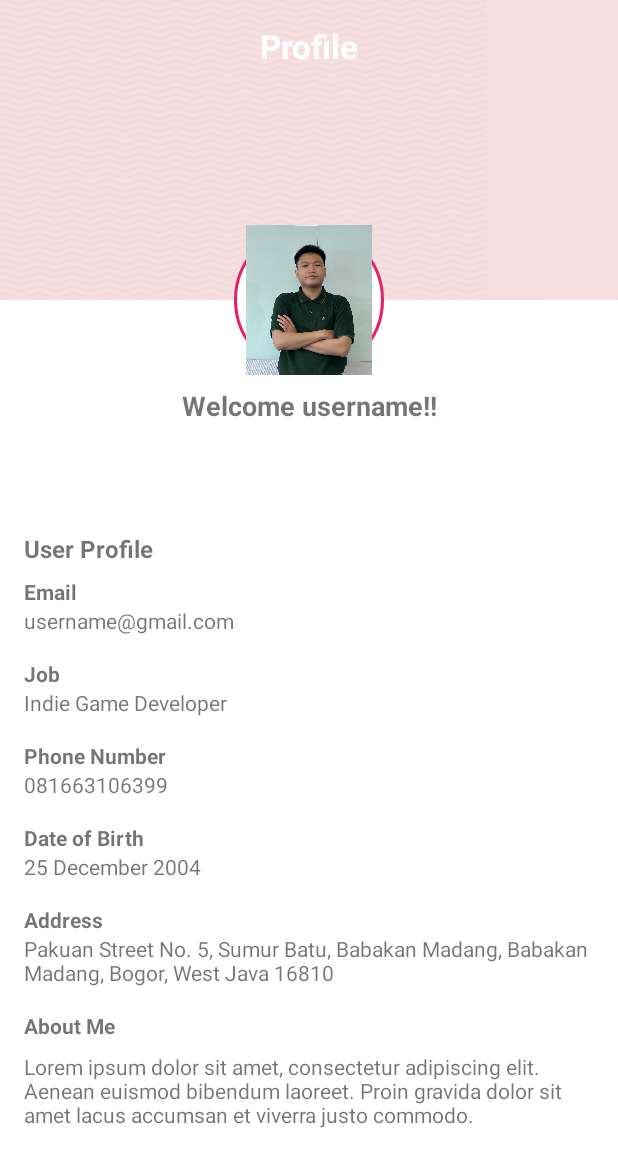
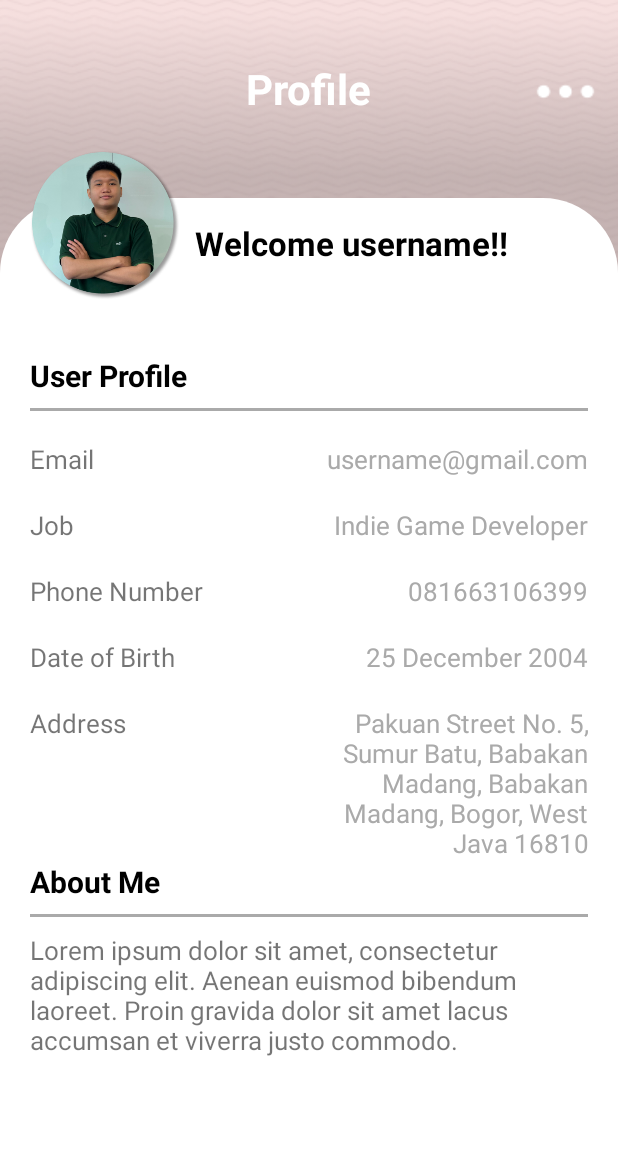
Before and after one commit to ZivFerdinand/AX_For_Asset_Android, an Android app: the ProfileActivity screen opened directly, with no data from a screen before it, on a phone screen of 412 x 824 dp. Shown: the top 1167 px of the screen. Run offline under Robolectric (Android 15) with nearby library versions, the phone set to English and light mode, and no system bars.

Commit message:
Update UI Profile Page

```diff
--- a/app/src/main/java/com/example/axforasset/Home.java
+++ b/app/src/main/java/com/example/axforasset/Home.java
@@ -7,9 +7,11 @@ import androidx.viewpager2.widget.CompositePageTransformer;
 import androidx.viewpager2.widget.MarginPageTransformer;
 import androidx.viewpager2.widget.ViewPager2;
 
+import android.content.Intent;
 import android.os.Bundle;
 import android.os.Handler;
 import android.view.View;
+import android.widget.Button;
 
 import java.util.ArrayList;
 import java.util.List;
@@ -17,6 +19,7 @@ import java.util.List;
 public class Home extends AppCompatActivity {
 
     ViewPager2 viewPager2;
+    Button profileButton;
     private Handler slideHandler = new Handler();
     @Override
     protected void onCreate(Bundle savedInstanceState) {
@@ -56,6 +59,14 @@ public class Home extends AppCompatActivity {
                 slideHandler.postDelayed(sliderRunnable, 3000);
             }
         });
+        profileButton=findViewById(R.id.profilebtn);
+        profileButton.setOnClickListener(
+                v -> {
+                    // Intent untuk berpindah ke LoginActivity
+                    Intent intent = new Intent(Home.this, ProfileActivity.class);
+                    startActivity(intent);
+                }
+        );
     }
 
     private Runnable sliderRunnable = new Runnable() {
--- a/app/src/main/res/drawable/circle_background.xml
+++ /dev/null
@@ -1,9 +0,0 @@
-<?xml version="1.0" encoding="utf-8"?>
-<shape xmlns:android="http://schemas.android.com/apk/res/android"
-    android:shape="oval">
-    <solid android:color="@android:color/white"/>
-
-    <stroke
-        android:width="2dp"
-        android:color="#E91E63"/>
-</shape>
--- /dev/null
+++ b/app/src/main/res/drawable/circular_image.xml
@@ -0,0 +1,7 @@
+<shape xmlns:android="http://schemas.android.com/apk/res/android">
+    <solid android:color="@android:color/transparent"/>
+    <corners android:radius="1000dp"/>
+    <stroke
+        android:width="2dp"
+        android:color="#FFFFFF"/>
+</shape>
--- /dev/null
+++ b/app/src/main/res/drawable/separator.xml
@@ -0,0 +1,6 @@
+<?xml version="1.0" encoding="utf-8"?>
+<shape xmlns:android="http://schemas.android.com/apk/res/android"
+    android:shape="rectangle">
+    <size android:height="2dp" />
+    <solid android:color="@android:color/darker_gray" />
+</shape>
--- a/app/src/main/res/layout/activity_home.xml
+++ b/app/src/main/res/layout/activity_home.xml
@@ -11,4 +11,13 @@
         android:layout_width="match_parent"
         android:layout_height="200dp"
         tools:ignore="MissingConstraints" />
+    <Button
+        android:layout_width="100dp"
+        android:layout_height="wrap_content"
+        android:text="Profile"
+        android:id="@+id/profilebtn"
+        app:layout_constraintTop_toTopOf="parent"
+        app:layout_constraintStart_toStartOf="parent"
+        app:layout_constraintEnd_toEndOf="parent"
+        android:layout_marginTop="16dp" />
 </androidx.constraintlayout.widget.ConstraintLayout>
--- a/app/src/main/res/layout/activity_profile.xml
+++ b/app/src/main/res/layout/activity_profile.xml
@@ -11,40 +11,57 @@
         android:id="@+id/backgroundView"
         android:layout_width="match_parent"
         android:layout_height="200dp"
-        android:background="@drawable/background_profile"
+        android:background="@drawable/background_image_profile"
         app:layout_constraintTop_toTopOf="parent"
         app:layout_constraintStart_toStartOf="parent"
-        app:layout_constraintEnd_toEndOf="parent"/>
+        app:layout_constraintEnd_toEndOf="parent" />
 
     <!-- Profile Title -->
+    <androidx.constraintlayout.widget.ConstraintLayout
+        android:layout_width="match_parent"
+        android:layout_height="wrap_content"
+        app:layout_constraintTop_toTopOf="parent"
+        app:layout_constraintStart_toStartOf="parent"
+        android:layout_marginTop="10dp">
         <TextView
             android:id="@+id/title"
             android:layout_width="wrap_content"
             android:layout_height="wrap_content"
             android:text="Profile"
             android:textStyle="bold"
-        android:textSize="22sp"
+            android:textSize="28sp"
             android:textColor="@android:color/white"
             app:layout_constraintTop_toTopOf="parent"
             app:layout_constraintStart_toStartOf="parent"
             app:layout_constraintEnd_toEndOf="parent"
-        android:layout_marginTop="16dp"/>
+            android:layout_marginTop="30dp" />
+        <ImageButton
+            android:id="@+id/imageButton"
+            android:layout_width="wrap_content"
+            android:layout_height="wrap_content"
+            android:src="@drawable/dots_menu"
+            app:layout_constraintEnd_toEndOf="parent"
+            android:contentDescription="Nav"
+            app:layout_constraintBottom_toBottomOf="parent"
+            android:background="?android:attr/selectableItemBackgroundBorderless"
+            android:paddingRight="10dp"
+            android:layout_marginBottom="-8dp"
+            />
+    </androidx.constraintlayout.widget.ConstraintLayout>
 
-    <!-- Profile Image -->
-    <ImageView
-        android:id="@+id/profileImage"
-        android:layout_width="100dp"
-        android:layout_height="100dp"
-        android:layout_marginTop="-50dp"
-        android:src="@drawable/profile_image"
-        android:scaleType="centerCrop"
-        android:layout_marginBottom="8dp"
+
+
+    <View
+        android:id="@+id/detailsBackground"
+        android:layout_width="match_parent"
+        android:layout_height="650dp"
+        android:background="@drawable/rounded_rectangle_bg"
         app:layout_constraintTop_toBottomOf="@id/backgroundView"
+        app:layout_constraintBottom_toBottomOf="parent"
         app:layout_constraintStart_toStartOf="parent"
         app:layout_constraintEnd_toEndOf="parent"
-        app:layout_constraintBottom_toTopOf="@id/welcomeText"
-        android:background="@drawable/circle_background"
-        android:padding="8dp"/>
+
+        android:layout_marginTop="-110dp" />
 
     <!-- Welcome Text -->
     <TextView
@@ -53,11 +70,12 @@
         android:layout_height="wrap_content"
         android:text="Welcome username!!"
         android:textStyle="bold"
-        android:textSize="18sp"
-        app:layout_constraintTop_toBottomOf="@id/profileImage"
+        android:textColor="@color/black"
+        android:textSize="22sp"
+        app:layout_constraintTop_toTopOf="@id/detailsBackground"
         app:layout_constraintStart_toStartOf="parent"
-        app:layout_constraintEnd_toEndOf="parent"
-        android:layout_marginTop="8dp"/>
+        android:layout_marginStart="130dp"
+        android:layout_marginTop="15dp" />
 
     <!-- User Profile Details -->
     <LinearLayout
@@ -65,82 +83,160 @@
         android:layout_width="match_parent"
         android:layout_height="wrap_content"
         android:orientation="vertical"
-        android:padding="16dp"
+        android:padding="20dp"
         android:background="@android:color/white"
         app:layout_constraintTop_toBottomOf="@id/welcomeText"
         app:layout_constraintStart_toStartOf="parent"
         app:layout_constraintEnd_toEndOf="parent"
-        app:layout_constraintBottom_toBottomOf="parent"
-        android:layout_marginTop="16dp">
-
+        android:layout_marginTop="40dp">
         <TextView
             android:layout_width="wrap_content"
             android:layout_height="wrap_content"
             android:text="User Profile"
             android:textStyle="bold"
-            android:textSize="16sp"
-            android:layout_marginBottom="8dp"/>
+            android:textColor="@color/black"
+            android:textSize="20sp"
+            android:layout_marginBottom="8dp" />
+        <ImageView
+            android:layout_width="match_parent"
+            android:layout_height="wrap_content"
+            android:background="@drawable/separator"/>
+        <androidx.constraintlayout.widget.ConstraintLayout
+            android:layout_width="match_parent"
+            android:layout_height="wrap_content"
+            app:layout_constraintTop_toTopOf="parent"
+            app:layout_constraintStart_toStartOf="parent"
+            android:layout_marginTop="20dp">
 
-        <!-- Email -->
             <TextView
                 android:layout_width="wrap_content"
                 android:layout_height="wrap_content"
                 android:text="Email"
-            android:textStyle="bold"/>
+                android:textSize="17sp"
+                app:layout_constraintTop_toTopOf="parent"
+                app:layout_constraintStart_toStartOf="parent" />
 
             <TextView
                 android:layout_width="wrap_content"
                 android:layout_height="wrap_content"
                 android:layout_marginBottom="16dp"
-            android:text="username@gmail.com" />
+                android:textSize="17sp"
+                app:layout_constraintTop_toTopOf="parent"
+                app:layout_constraintEnd_toEndOf="parent"
+                android:text="username@gmail.com"
+                android:textColor="@android:color/darker_gray" />
 
-        <!-- Job -->
+        </androidx.constraintlayout.widget.ConstraintLayout>
+
+        <androidx.constraintlayout.widget.ConstraintLayout
+            android:layout_width="match_parent"
+            android:layout_height="wrap_content"
+            app:layout_constraintTop_toTopOf="parent"
+            app:layout_constraintStart_toStartOf="parent"
+            android:layout_marginTop="20dp"
+            >
+
             <TextView
                 android:layout_width="wrap_content"
                 android:layout_height="wrap_content"
                 android:text="Job"
-            android:textStyle="bold"/>
+                android:textSize="17sp"
+                app:layout_constraintTop_toTopOf="parent"
+                app:layout_constraintStart_toStartOf="parent"/>
+
             <TextView
                 android:layout_width="wrap_content"
                 android:layout_height="wrap_content"
+                android:layout_marginBottom="16dp"
+                android:textSize="17sp"
+                app:layout_constraintTop_toTopOf="parent"
+                app:layout_constraintEnd_toEndOf="parent"
                 android:text="Indie Game Developer"
-            android:layout_marginBottom="16dp"/>
+                android:textColor="@android:color/darker_gray"/>
+        </androidx.constraintlayout.widget.ConstraintLayout>
 
-        <!-- Phone Number -->
+
+        <androidx.constraintlayout.widget.ConstraintLayout
+            android:layout_width="match_parent"
+            android:layout_height="wrap_content"
+            app:layout_constraintTop_toTopOf="parent"
+            app:layout_constraintStart_toStartOf="parent"
+            android:layout_marginTop="20dp">
+
             <TextView
                 android:layout_width="wrap_content"
                 android:layout_height="wrap_content"
                 android:text="Phone Number"
-            android:textStyle="bold"/>
+                android:textSize="17sp"
+                app:layout_constraintTop_toTopOf="parent"
+                app:layout_constraintStart_toStartOf="parent"/>
+
             <TextView
                 android:layout_width="wrap_content"
                 android:layout_height="wrap_content"
+                android:layout_marginBottom="16dp"
+                android:textSize="17sp"
+                app:layout_constraintTop_toTopOf="parent"
+                app:layout_constraintEnd_toEndOf="parent"
                 android:text="081663106399"
-            android:layout_marginBottom="16dp"/>
+                android:textColor="@android:color/darker_gray"/>
+        </androidx.constraintlayout.widget.ConstraintLayout>
 
-        <!-- Date of Birth -->
+        <androidx.constraintlayout.widget.ConstraintLayout
+            android:layout_width="match_parent"
+            android:layout_height="wrap_content"
+            app:layout_constraintTop_toTopOf="parent"
+            app:layout_constraintStart_toStartOf="parent"
+            android:layout_marginTop="20dp">
+
             <TextView
                 android:layout_width="wrap_content"
                 android:layout_height="wrap_content"
                 android:text="Date of Birth"
-            android:textStyle="bold"/>
+                android:textSize="17sp"
+                app:layout_constraintTop_toTopOf="parent"
+                app:layout_constraintStart_toStartOf="parent"/>
+
             <TextView
                 android:layout_width="wrap_content"
                 android:layout_height="wrap_content"
+                android:layout_marginBottom="16dp"
+                android:textSize="17sp"
+                app:layout_constraintTop_toTopOf="parent"
+                app:layout_constraintEnd_toEndOf="parent"
                 android:text="25 December 2004"
-            android:layout_marginBottom="16dp"/>
+                android:textColor="@android:color/darker_gray"/>
+        </androidx.constraintlayout.widget.ConstraintLayout>
 
-        <!-- Address -->
+        <androidx.constraintlayout.widget.ConstraintLayout
+            android:layout_width="match_parent"
+            android:layout_height="wrap_content"
+            app:layout_constraintTop_toTopOf="parent"
+            app:layout_constraintStart_toStartOf="parent"
+            android:layout_marginTop="20dp">
+
             <TextView
                 android:layout_width="wrap_content"
                 android:layout_height="wrap_content"
                 android:text="Address"
-            android:textStyle="bold"/>
+                android:textSize="17sp"
+                app:layout_constraintTop_toTopOf="parent"
+                app:layout_constraintStart_toStartOf="parent"/>
+
             <TextView
                 android:layout_width="wrap_content"
                 android:layout_height="wrap_content"
-            android:text="Pakuan Street No. 5, Sumur Batu, Babakan Madang, Babakan Madang, Bogor, West Java 16810"
-            android:layout_marginBottom="16dp"/>
+                android:layout_marginBottom="16dp"
+                android:textSize="17sp"
+                android:textAlignment="textEnd"
+                app:layout_constraintTop_toTopOf="parent"
+                app:layout_constraintEnd_toEndOf="parent"
+                android:maxWidth="200dp"
+                android:textColor="@android:color/darker_gray"
+                android:text="Pakuan Street No. 5, Sumur Batu, Babakan Madang, Babakan Madang, Bogor, West Java 16810" />
+        </androidx.constraintlayout.widget.ConstraintLayout>
+
+
 
         <!-- About Me -->
         <TextView
@@ -148,11 +244,31 @@
             android:layout_height="wrap_content"
             android:text="About Me"
             android:textStyle="bold"
-            android:layout_marginBottom="8dp"/>
+            android:textColor="@color/black"
+            android:textSize="20sp"
+            android:layout_marginBottom="8dp" />
+        <ImageView
+            android:layout_width="match_parent"
+            android:layout_height="wrap_content"
+            android:background="@drawable/separator"/>
         <TextView
             android:layout_width="match_parent"
             android:layout_height="wrap_content"
-            android:text="Lorem ipsum dolor sit amet, consectetur adipiscing elit. Aenean euismod bibendum laoreet. Proin gravida dolor sit amet lacus accumsan et viverra justo commodo."
-            android:layout_marginBottom="16dp"/>
+            android:layout_marginTop="10dp"
+            android:textSize="17dp"
+            android:text="Lorem ipsum dolor sit amet, consectetur adipiscing elit. Aenean euismod bibendum laoreet. Proin gravida dolor sit amet lacus accumsan et viverra justo commodo."/>
+
     </LinearLayout>
+    <ImageView
+        android:id="@+id/circularImageView"
+        android:layout_width="100dp"
+        android:layout_height="100dp"
+        android:layout_marginTop="-100dp"
+        android:layout_marginStart="20dp"
+        android:src="@drawable/profile_image"
+        android:scaleType="centerCrop"
+        app:layout_constraintTop_toBottomOf="@id/backgroundView"
+        app:layout_constraintStart_toStartOf="parent"
+        android:layout_marginBottom="16dp"
+        />
 </androidx.constraintlayout.widget.ConstraintLayout>
```
Also changed, not shown: app/src/main/res/drawable/background_image_profile.png (added), app/src/main/res/drawable/background_profile.png (deleted), app/src/main/res/drawable/dots_menu.png (added), app/src/main/res/drawable/profile_image.jpg (deleted), app/src/main/res/drawable/profile_image.png (added). Lines whose indentation alone changed are shown as unchanged.
